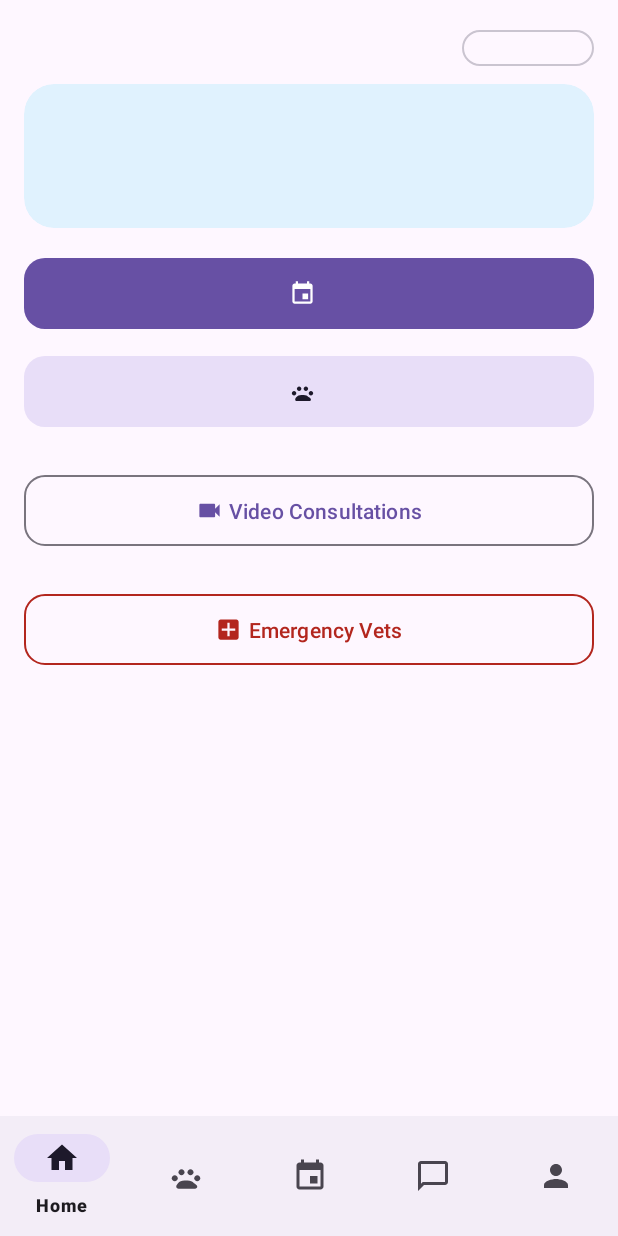
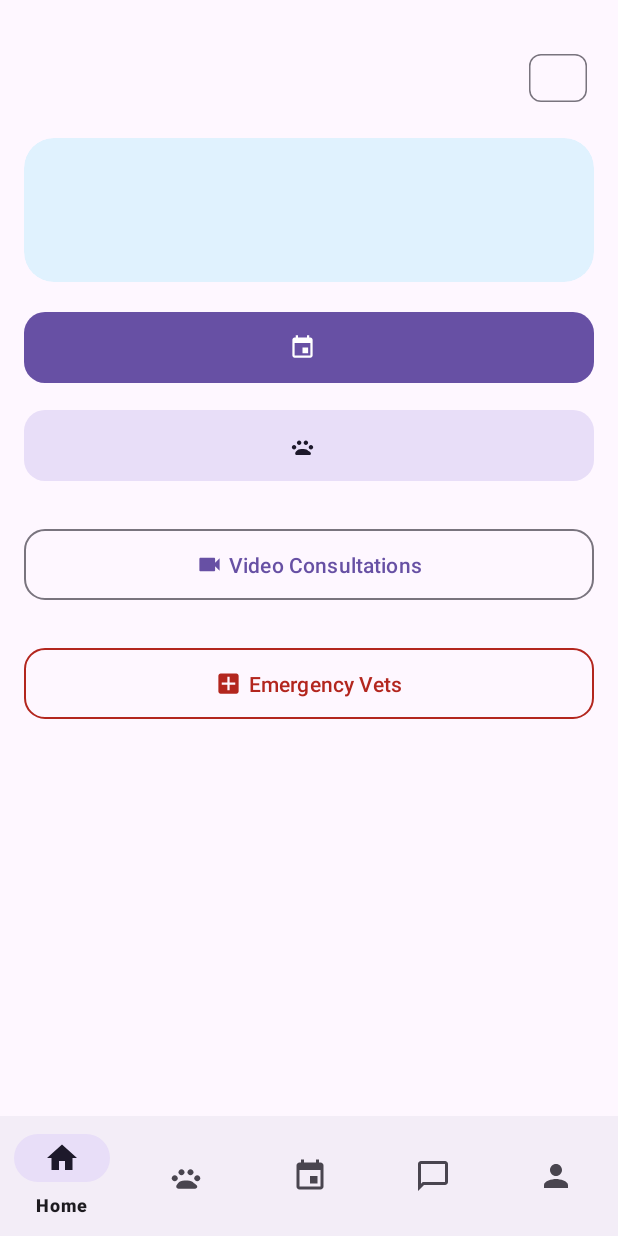
Before and after one commit to VET4PET-MI/vet4pet, an Android app built with Jetpack Compose: the HomeFragment screen opened through its navigation route, on a phone screen of 412 x 824 dp. Run offline under Robolectric (Android 15) with nearby library versions, the phone set to English and light mode, and no system bars; our stand-ins replace navigation-ui; pictures from the network do not load.

Commit message:
fix(android): redesign language toggle chip on Home screen
- Replace squished 32dp MaterialButton with a Material3 Chip (Suggestion style)
  that uses wrap_content height — no more clipping, proper touch target
- Increase top padding from 16dp to 28dp to push content below the status bar
  and give the screen more breathing room
- Increase margin below the chip from 8dp to 16dp for better spacing

Co-Authored-By: Claude Sonnet 4.6 <noreply@anthropic.com>

```diff
--- a/android-app/app/src/main/res/layout/fragment_home.xml
+++ b/android-app/app/src/main/res/layout/fragment_home.xml
@@ -10,27 +10,28 @@
         android:layout_width="match_parent"
         android:layout_height="wrap_content"
         android:orientation="vertical"
-        android:padding="16dp"
+        android:paddingHorizontal="16dp"
+        android:paddingTop="28dp"
         android:paddingBottom="88dp">
 
-        <!-- ══ Language toggle ══════════════════════════════════════════════ -->
+        <!-- ══ Top bar: language toggle ══════════════════════════════════════ -->
         <LinearLayout
             android:layout_width="match_parent"
             android:layout_height="wrap_content"
             android:orientation="horizontal"
-            android:gravity="end"
-            android:layout_marginBottom="8dp">
+            android:gravity="end|center_vertical"
+            android:layout_marginBottom="16dp">
 
-            <com.google.android.material.button.MaterialButton
+            <com.google.android.material.chip.Chip
                 android:id="@+id/btn_toggle_language"
-                style="@style/Widget.Material3.Button.OutlinedButton"
+                style="@style/Widget.Material3.Chip.Suggestion"
                 android:layout_width="wrap_content"
-                android:layout_height="32dp"
-                android:paddingHorizontal="12dp"
+                android:layout_height="wrap_content"
                 android:textSize="13sp"
-                app:cornerRadius="16dp"
-                app:strokeColor="?attr/colorOutlineVariant"
-                tools:text="EN" />
+                android:textStyle="bold"
+                app:chipStartPadding="12dp"
+                app:chipEndPadding="12dp"
+                tools:text="עב" />
 
         </LinearLayout>
 
```
